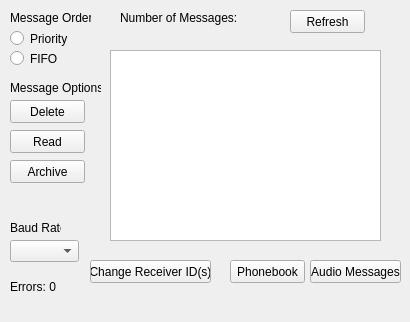
acranbury/Paging, file Paging/receiverwindow.ui: the form before one commit.
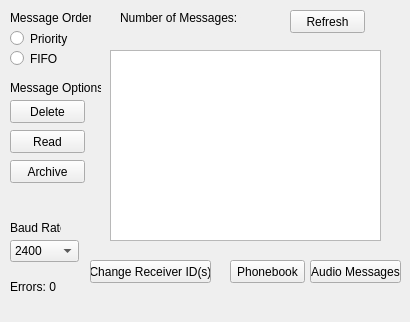
The form after the commit.

What changed in the file:
```diff
--- a/Paging/receiverwindow.ui
+++ b/Paging/receiverwindow.ui
@@ -185,6 +185,16 @@
       <height>22</height>
      </rect>
     </property>
+    <item>
+     <property name="text">
+      <string>2400</string>
+     </property>
+    </item>
+    <item>
+     <property name="text">
+      <string>4800</string>
+     </property>
+    </item>
    </widget>
    <widget class="QLabel" name="baudRateLbl">
     <property name="geometry">
```
